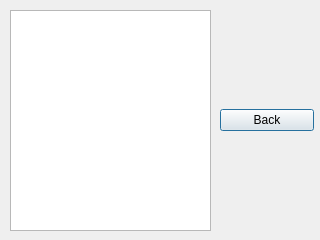
Old version of the form aboutwindow.ui in the repository ftfour/dsp-egorov.
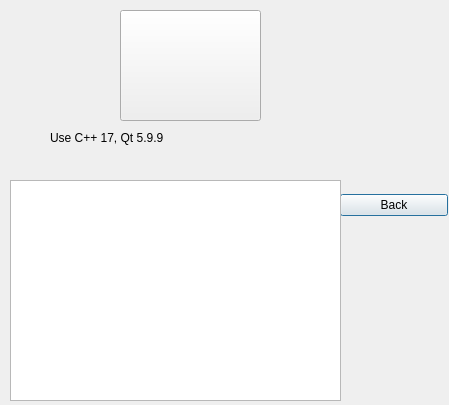
New version of the form. Icons and pictures are not drawn.

Commit message: Update about dialog

```diff
--- a/aboutwindow.ui
+++ b/aboutwindow.ui
@@ -6,8 +6,8 @@
    <rect>
     <x>0</x>
     <y>0</y>
-    <width>320</width>
-    <height>240</height>
+    <width>449</width>
+    <height>405</height>
    </rect>
   </property>
   <property name="windowTitle">
@@ -16,10 +16,10 @@
   <widget class="QWidget" name="horizontalLayoutWidget">
    <property name="geometry">
     <rect>
-     <x>220</x>
-     <y>0</y>
-     <width>94</width>
-     <height>241</height>
+     <x>340</x>
+     <y>10</y>
+     <width>108</width>
+     <height>391</height>
     </rect>
    </property>
    <layout class="QHBoxLayout" name="horizontalLayout">
@@ -36,12 +36,48 @@
    <property name="geometry">
     <rect>
      <x>10</x>
-     <y>10</y>
-     <width>201</width>
+     <y>180</y>
+     <width>331</width>
      <height>221</height>
     </rect>
    </property>
   </widget>
+  <widget class="QPushButton" name="pushButton">
+   <property name="geometry">
+    <rect>
+     <x>120</x>
+     <y>10</y>
+     <width>141</width>
+     <height>111</height>
+    </rect>
+   </property>
+   <property name="text">
+    <string/>
+   </property>
+   <property name="icon">
+    <iconset resource="about.qrc">
+     <normaloff>:/Qt_logo_2016.svg</normaloff>:/Qt_logo_2016.svg</iconset>
+   </property>
+   <property name="iconSize">
+    <size>
+     <width>125</width>
+     <height>125</height>
+    </size>
+   </property>
+  </widget>
+  <widget class="QLabel" name="label">
+   <property name="geometry">
+    <rect>
+     <x>50</x>
+     <y>130</y>
+     <width>261</width>
+     <height>16</height>
+    </rect>
+   </property>
+   <property name="text">
+    <string>Use C++ 17, Qt 5.9.9</string>
+   </property>
+  </widget>
  </widget>
  <resources/>
  <connections/>
```
Left out of the diff: 4 changed lines with no effect on the pictures. The commit also changes 3 other files.
